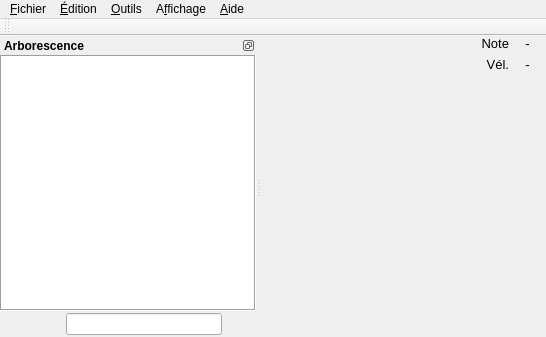
Qt form trunk/mainwindow.ui (davy7125/polyphone) before a commit.
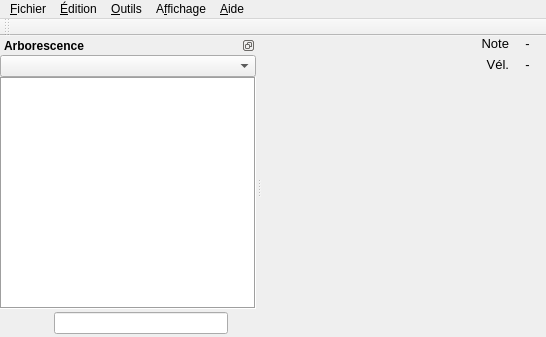
The same form after that commit. Icons and pictures are not drawn. Custom widgets are drawn as their Qt base class.

Commit message: ComboBox to select the soundfont to display in the tree

Patch:
```diff
--- a/trunk/mainwindow.ui
+++ b/trunk/mainwindow.ui
@@ -370,7 +370,7 @@
    <property name="minimumSize">
     <size>
      <width>150</width>
-     <height>149</height>
+     <height>165</height>
     </size>
    </property>
    <property name="maximumSize">
@@ -422,6 +422,16 @@
        <property name="topMargin">
         <number>0</number>
        </property>
+       <property name="bottomMargin">
+        <number>2</number>
+       </property>
+       <item>
+        <widget class="QComboBox" name="comboSf2">
+         <property name="focusPolicy">
+          <enum>Qt::NoFocus</enum>
+         </property>
+        </widget>
+       </item>
        <item>
         <widget class="Tree" name="arborescence">
          <property name="font">
@@ -488,20 +498,20 @@
           <number>2</number>
          </property>
          <property name="topMargin">
-          <number>2</number>
+          <number>3</number>
          </property>
          <property name="rightMargin">
           <number>2</number>
          </property>
          <property name="bottomMargin">
-          <number>2</number>
+          <number>1</number>
          </property>
          <item>
           <widget class="QPushButton" name="push_enrouler">
            <property name="maximumSize">
             <size>
-             <width>30</width>
-             <height>16777215</height>
+             <width>24</width>
+             <height>24</height>
             </size>
            </property>
            <property name="toolTip">
@@ -526,8 +536,8 @@
           <widget class="QPushButton" name="push_derouler">
            <property name="maximumSize">
             <size>
-             <width>30</width>
-             <height>16777215</height>
+             <width>24</width>
+             <height>24</height>
             </size>
            </property>
            <property name="toolTip">
@@ -547,6 +557,12 @@
          </item>
          <item>
           <widget class="QLineEdit" name="editSearch">
+           <property name="maximumSize">
+            <size>
+             <width>16777215</width>
+             <height>24</height>
+            </size>
+           </property>
            <property name="font">
             <font>
              <weight>50</weight>
@@ -565,8 +581,8 @@
           <widget class="QPushButton" name="push_nosearch">
            <property name="maximumSize">
             <size>
-             <width>30</width>
-             <height>16777215</height>
+             <width>24</width>
+             <height>24</height>
             </size>
            </property>
            <property name="toolTip">
```
The commit also changes 5 other files.
